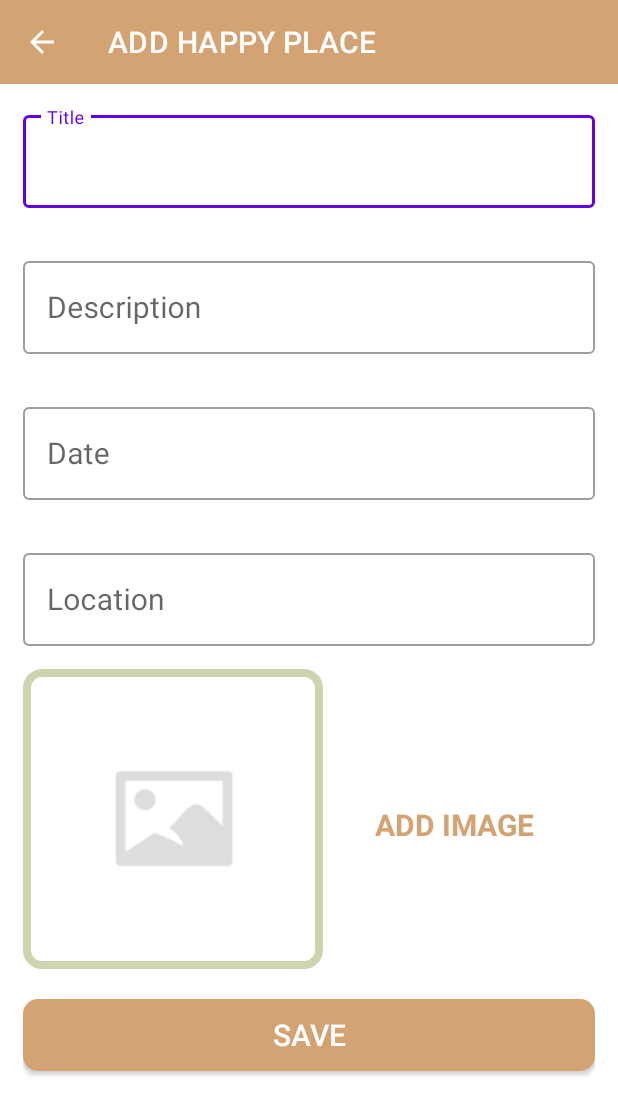
After one commit to kotaiijima/HappyPlaces, an Android app: the AddHappyPlaceActivity screen opened directly, with no data from a screen before it, on a phone screen of 412 x 824 dp. The commit adds this screen. Shown: the top 1115 px of the screen. Run offline under Robolectric (Android 15) with nearby library versions, the phone set to English and light mode, and no system bars.

Commit message:
Add datepicker

```diff
--- /dev/null
+++ b/src/main/java/eu/tutorials/happyplaces/AddHappyPlaceActivity.kt
@@ -0,0 +1,58 @@
+package eu.tutorials.happyplaces
+
+import android.app.DatePickerDialog
+import androidx.appcompat.app.AppCompatActivity
+import android.os.Bundle
+import android.view.View
+import eu.tutorials.happyplaces.databinding.ActivityAddHappyPlaceBinding
+import eu.tutorials.happyplaces.databinding.ActivityMainBinding
+import java.text.SimpleDateFormat
+import java.util.*
+
+class AddHappyPlaceActivity : AppCompatActivity(), View.OnClickListener {
+	private var calendar  = Calendar.getInstance()
+	private  lateinit var dateSetListener : DatePickerDialog.OnDateSetListener
+	private lateinit var binding: ActivityAddHappyPlaceBinding
+
+	override fun onCreate(savedInstanceState: Bundle?) {
+		super.onCreate(savedInstanceState)
+		setContentView(R.layout.activity_add_happy_place)
+
+		binding = ActivityAddHappyPlaceBinding.inflate(layoutInflater)
+		val view = binding.root
+		setContentView(view)
+		setSupportActionBar(binding.toolbarAddPlace)
+//		先に進んだときに戻るボタンを出す
+		supportActionBar?.setDisplayHomeAsUpEnabled(true)
+		binding.toolbarAddPlace.setNavigationOnClickListener{
+			onBackPressed()
+		}
+
+		binding.etDate.setOnClickListener(this)
+		//日付をセットしたらonDateSetListenerが作動
+		dateSetListener = DatePickerDialog.OnDateSetListener { view, year, month, dayOfMonth ->
+			calendar.set(Calendar.YEAR, year)
+			calendar.set(Calendar.MONTH, month)
+			calendar.set(Calendar.DAY_OF_MONTH, dayOfMonth)
+			updateDateInView()
+		}
+	}
+
+	override fun onClick(v: View?) {
+		when(v!!.id){
+			R.id.et_date ->{
+				DatePickerDialog(
+					this@AddHappyPlaceActivity,
+					dateSetListener,
+					calendar.get(Calendar.YEAR),
+					calendar.get(Calendar.MONTH),
+					calendar.get(Calendar.DAY_OF_MONTH)).show()
+			}
+		}
+	}
+
+	private fun updateDateInView(){
+		val sdf = SimpleDateFormat("yyyy/MM/dd", Locale.getDefault())
+		binding.etDate.setText(sdf.format(calendar.time).toString())
+	}
+}
--- a/src/main/java/eu/tutorials/happyplaces/MainActivity.kt
+++ b/src/main/java/eu/tutorials/happyplaces/MainActivity.kt
@@ -1,11 +1,25 @@
 package eu.tutorials.happyplaces
 
+import android.content.Intent
 import androidx.appcompat.app.AppCompatActivity
 import android.os.Bundle
+import eu.tutorials.happyplaces.databinding.ActivityMainBinding
 
 class MainActivity : AppCompatActivity() {
+	private lateinit var binding: ActivityMainBinding
+
 	override fun onCreate(savedInstanceState: Bundle?) {
 		super.onCreate(savedInstanceState)
 		setContentView(R.layout.activity_main)
+
+		binding = ActivityMainBinding.inflate(layoutInflater)
+		val view = binding.root
+		setContentView(view)
+
+		binding.fabAddHappyPlace.setOnClickListener{
+			val intent = Intent(this, AddHappyPlaceActivity::class.java)
+			startActivity(intent)
+		}
 	}
+
 }
--- /dev/null
+++ b/src/main/res/drawable/ic_action_add_24dp.xml
@@ -0,0 +1,6 @@
+<vector android:height="24dp" android:tint="#000000"
+    android:viewportHeight="24" android:viewportWidth="24"
+    android:width="24dp" xmlns:android="http://schemas.android.com/apk/res/android">
+    <path android:fillColor="@android:color/white"
+        android:pathData="M19,13h-6v6h-2v-6H5v-2h6V5h2v6h6v2z"/>
+</vector>
--- /dev/null
+++ b/src/main/res/drawable/shape_button_rounded.xml
@@ -0,0 +1,7 @@
+<?xml version="1.0" encoding="utf-8"?>
+<shape xmlns:android="http://schemas.android.com/apk/res/android"
+	android:shape="rectangle">
+	<solid android:color="@color/brown5"/>
+	<corners android:radius="@dimen/button_radius"/>
+
+</shape>
--- /dev/null
+++ b/src/main/res/drawable/shape_image_view_border.xml
@@ -0,0 +1,9 @@
+<?xml version="1.0" encoding="utf-8"?>
+<shape xmlns:android="http://schemas.android.com/apk/res/android"
+	android:shape="rectangle">
+
+	<stroke android:width="@dimen/image_border_stroke_size"
+		android:color="@color/secondary_text_color"/>
+	<solid android:color="@color/awhite"/>
+	<corners android:radius="@dimen/add_place_image_shape_radius"/>
+</shape>
--- /dev/null
+++ b/src/main/res/layout/activity_add_happy_place.xml
@@ -0,0 +1,174 @@
+<?xml version="1.0" encoding="utf-8"?>
+<androidx.constraintlayout.widget.ConstraintLayout xmlns:android="http://schemas.android.com/apk/res/android"
+	xmlns:app="http://schemas.android.com/apk/res-auto"
+	xmlns:tools="http://schemas.android.com/tools"
+	android:layout_width="match_parent"
+	android:layout_height="match_parent"
+	tools:context=".AddHappyPlaceActivity">
+
+	<androidx.appcompat.widget.Toolbar
+		android:id="@+id/toolbar_add_place"
+		android:background="@color/brown5"
+		android:layout_width="match_parent"
+		android:layout_height="?attr/actionBarSize"
+		android:theme="@style/CustomToolbarStyle"
+		app:layout_constraintEnd_toEndOf="parent"
+		app:layout_constraintStart_toStartOf="parent"
+		app:layout_constraintTop_toTopOf="parent"
+
+		/>
+
+	<ScrollView
+		android:id="@+id/sv_main"
+		android:layout_width="match_parent"
+		android:layout_height="0dp"
+		android:fillViewport="true"
+		app:layout_constraintBottom_toBottomOf="parent"
+		app:layout_constraintEnd_toEndOf="parent"
+		app:layout_constraintEnd_toStartOf="parent"
+		app:layout_constraintTop_toBottomOf="@id/toolbar_add_place">
+
+	<androidx.constraintlayout.widget.ConstraintLayout
+		android:layout_width="match_parent"
+		android:layout_height="wrap_content"
+		android:padding="@dimen/main_content_padding">
+
+		<com.google.android.material.textfield.TextInputLayout
+			android:id="@+id/til_title"
+			style="@style/Widget.MaterialComponents.TextInputLayout.OutlinedBox"
+			android:layout_width="match_parent"
+			android:layout_height="wrap_content"
+			app:layout_constraintEnd_toEndOf="parent"
+			app:layout_constraintStart_toStartOf="parent"
+			app:layout_constraintTop_toTopOf="parent">
+
+			<androidx.appcompat.widget.AppCompatEditText
+				android:id="@+id/et_title"
+				android:layout_width="match_parent"
+				android:layout_height="wrap_content"
+				android:hint="@string/edit_text_hint_title"
+				android:inputType="textCapWords"
+				android:textColor="@color/primary_text_color"
+				android:textColorHint="@color/brown1"
+				android:textSize="@dimen/edit_text_text_size" />
+		</com.google.android.material.textfield.TextInputLayout>
+
+		<com.google.android.material.textfield.TextInputLayout
+			android:id="@+id/til_description"
+			style="@style/Widget.MaterialComponents.TextInputLayout.OutlinedBox"
+			android:layout_width="match_parent"
+			android:layout_height="wrap_content"
+			android:layout_marginTop="@dimen/add_screen_til_marginTop"
+			app:layout_constraintEnd_toEndOf="parent"
+			app:layout_constraintStart_toStartOf="parent"
+			app:layout_constraintTop_toBottomOf="@+id/til_title">
+
+			<androidx.appcompat.widget.AppCompatEditText
+				android:id="@+id/et_description"
+				android:layout_width="match_parent"
+				android:layout_height="wrap_content"
+				android:hint="@string/edit_text_hint_description"
+				android:inputType="textCapSentences"
+				android:textColor="@color/primary_text_color"
+				android:textColorHint="@color/secondary_text_color"
+				android:textSize="@dimen/edit_text_text_size"/>
+		</com.google.android.material.textfield.TextInputLayout>
+
+		<com.google.android.material.textfield.TextInputLayout
+			android:id="@+id/til_date"
+			style="@style/Widget.MaterialComponents.TextInputLayout.OutlinedBox"
+			android:layout_width="match_parent"
+			android:layout_height="wrap_content"
+			android:layout_marginTop="@dimen/add_screen_til_marginTop"
+			app:layout_constraintEnd_toEndOf="parent"
+			app:layout_constraintStart_toStartOf="parent"
+			app:layout_constraintTop_toBottomOf="@+id/til_description">
+
+			<androidx.appcompat.widget.AppCompatEditText
+				android:id="@+id/et_date"
+				android:layout_width="match_parent"
+				android:layout_height="wrap_content"
+				android:hint="@string/edit_text_hint_date"
+				android:inputType="text"
+				android:focusable="false"
+				android:focusableInTouchMode="false"
+				android:textColor="@color/primary_text_color"
+				android:textColorHint="@color/secondary_text_color"
+				android:textSize="@dimen/edit_text_text_size" />
+		</com.google.android.material.textfield.TextInputLayout>
+
+		<com.google.android.material.textfield.TextInputLayout
+			android:id="@+id/til_location"
+			style="@style/Widget.MaterialComponents.TextInputLayout.OutlinedBox"
+			android:layout_width="match_parent"
+			android:layout_height="wrap_content"
+			android:layout_marginTop="@dimen/add_screen_til_marginTop"
+			app:layout_constraintEnd_toEndOf="parent"
+			app:layout_constraintStart_toStartOf="parent"
+			app:layout_constraintTop_toBottomOf="@+id/til_date">
+
+			<androidx.appcompat.widget.AppCompatEditText
+				android:id="@+id/et_location"
+				android:layout_width="match_parent"
+				android:layout_height="wrap_content"
+				android:hint="@string/edit_text_hint_location"
+				android:inputType="text"
+				android:textColor="@color/primary_text_color"
+				android:textColorHint="@color/secondary_text_color"
+				android:textSize="@dimen/edit_text_text_size" />
+		</com.google.android.material.textfield.TextInputLayout>
+
+		<androidx.appcompat.widget.AppCompatImageView
+			android:id="@+id/iv_place_image"
+			android:layout_width="@dimen/add_screen_place_image_size"
+			android:layout_height="@dimen/add_screen_place_image_size"
+			android:layout_marginTop="@dimen/add_screen_place_image_marginTop"
+			android:background="@drawable/add_screen_image_placeholder"
+			android:scaleType="centerCrop"
+			android:src="@drawable/shape_image_view_border"
+			app:layout_constraintEnd_toEndOf="parent"
+			app:layout_constraintHorizontal_bias="0.0"
+			app:layout_constraintStart_toStartOf="parent"
+			app:layout_constraintTop_toBottomOf="@+id/til_location" />
+
+		<TextView
+			android:id="@+id/tv_add_image"
+			android:layout_width="wrap_content"
+			android:layout_height="wrap_content"
+			android:layout_marginTop="@dimen/add_screen_text_add_image_marginTop"
+			android:background="?attr/selectableItemBackground"
+			android:gravity="center"
+			android:padding="@dimen/add_screen_text_add_image_padding"
+			android:text="@string/text_add_image"
+			android:textColor="@color/brown5"
+			android:textSize="@dimen/add_screen_text_add_image_textSize"
+			android:textStyle="bold"
+			app:layout_constraintBottom_toTopOf="@+id/btn_save"
+			app:layout_constraintEnd_toEndOf="parent"
+			app:layout_constraintHorizontal_bias="0.45"
+			app:layout_constraintStart_toEndOf="@+id/iv_place_image"
+			app:layout_constraintTop_toBottomOf="@+id/til_location"
+			app:layout_constraintVertical_bias="0.45" />
+
+		<androidx.appcompat.widget.AppCompatButton
+			android:id="@+id/btn_save"
+			android:layout_width="match_parent"
+			android:layout_height="wrap_content"
+			android:layout_gravity="center"
+			android:layout_marginTop="@dimen/add_screen_btn_save_marginTop"
+			android:background="@drawable/shape_button_rounded"
+			android:gravity="center"
+			android:paddingTop="@dimen/add_screen_btn_save_paddingTopBottom"
+			android:paddingBottom="@dimen/add_screen_btn_save_paddingTopBottom"
+			android:text="@string/btn_text_save"
+			android:textColor="@color/white"
+			android:textSize="@dimen/btn_text_size"
+			app:layout_constraintEnd_toEndOf="parent"
+			app:layout_constraintStart_toStartOf="parent"
+			app:layout_constraintTop_toBottomOf="@+id/iv_place_image"/>
+
+	</androidx.constraintlayout.widget.ConstraintLayout>
+
+	</ScrollView>
+
+</androidx.constraintlayout.widget.ConstraintLayout>
--- a/src/main/res/layout/activity_main.xml
+++ b/src/main/res/layout/activity_main.xml
@@ -1,18 +1,17 @@
 <?xml version="1.0" encoding="utf-8"?>
-<androidx.constraintlayout.widget.ConstraintLayout xmlns:android="http://schemas.android.com/apk/res/android"
+<FrameLayout xmlns:android="http://schemas.android.com/apk/res/android"
 	xmlns:app="http://schemas.android.com/apk/res-auto"
 	xmlns:tools="http://schemas.android.com/tools"
 	android:layout_width="match_parent"
 	android:layout_height="match_parent"
 	tools:context=".MainActivity">
 
-	<TextView
+	<com.google.android.material.floatingactionbutton.FloatingActionButton
+		android:id="@+id/fabAddHappyPlace"
 		android:layout_width="wrap_content"
 		android:layout_height="wrap_content"
-		android:text="Hello World!"
-		app:layout_constraintBottom_toBottomOf="parent"
-		app:layout_constraintEnd_toEndOf="parent"
-		app:layout_constraintStart_toStartOf="parent"
-		app:layout_constraintTop_toTopOf="parent" />
-
-</androidx.constraintlayout.widget.ConstraintLayout>
+		android:layout_gravity="bottom|end"
+		android:layout_margin="@dimen/fab_margin"
+		app:srcCompat="@drawable/ic_action_add_24dp"
+		/>
+</FrameLayout>
--- a/src/main/res/values/colors.xml
+++ b/src/main/res/values/colors.xml
@@ -6,5 +6,14 @@
 	<color name="teal_200">#FF03DAC5</color>
 	<color name="teal_700">#FF018786</color>
 	<color name="black">#FF000000</color>
-	<color name="white">#FFFFFFFF</color>
+	<color name="white">#FFFFFF</color>
+	<color name="awhite">#00ffffff</color>
+	<color name="brown1">#ccd5ae</color>
+	<color name="brown2">#e9edc9</color>
+	<color name="brown3">#fefae0</color>
+	<color name="brown4">#faedcd</color>
+	<color name="brown5">#d4a373</color>
+	<color name="primary_text_color">#f4a261</color>
+	<color name="secondary_text_color">#ccd5ae</color>
+
 </resources>
--- /dev/null
+++ b/src/main/res/values/dimens.xml
@@ -0,0 +1,19 @@
+<?xml version="1.0" encoding="utf-8"?>
+<resources>
+	<dimen name="fab_margin">16dp</dimen>
+	<dimen name="button_radius">10dp</dimen>
+	<dimen name="main_content_padding">15dp</dimen>
+	<dimen name="edit_text_text_size">20sp</dimen>
+	<dimen name="add_screen_til_marginTop">30dp</dimen>
+	<dimen name="add_screen_place_image_size">200dp</dimen>
+	<dimen name="add_screen_place_image_marginTop">15dp</dimen>
+	<dimen name="add_screen_place_image_padding">40dp</dimen>
+	<dimen name="add_screen_text_add_image_marginTop">20dp</dimen>
+	<dimen name="add_screen_text_add_image_padding">10dp</dimen>
+	<dimen name="image_border_stroke_size">5dp</dimen>
+	<dimen name="add_place_image_shape_radius">10dp</dimen>
+	<dimen name="add_screen_btn_save_marginTop">20dp</dimen>
+	<dimen name="add_screen_btn_save_paddingTopBottom">10dp</dimen>
+	<dimen name="add_screen_text_add_image_textSize">20sp</dimen>
+	<dimen name="btn_text_size">20sp</dimen>
+</resources>
--- a/src/main/res/values/strings.xml
+++ b/src/main/res/values/strings.xml
@@ -1,3 +1,9 @@
 <resources>
 	<string name="app_name">Happy Places</string>
+	<string name="edit_text_hint_description">Description</string>
+	<string name="edit_text_hint_title">Title</string>
+	<string name="edit_text_hint_date">Date</string>
+	<string name="edit_text_hint_location">Location</string>
+	<string name="text_add_image">ADD IMAGE</string>
+	<string name="btn_text_save">SAVE</string>
 </resources>
--- /dev/null
+++ b/src/main/res/values/style.xml
@@ -0,0 +1,10 @@
+<resources>
+	<style name="CustomNoActionBarTheme" parent="@style/Theme.MaterialComponents.Light.NoActionBar">
+		<item name="android:statusBarColor">@color/brown1</item>
+	</style>
+	<style name="CustomToolbarStyle">
+		<item name="android:textColorPrimary">#FFFFFF</item>
+		<item name="android:colorControlNormal">#FFFFFF</item>
+	</style>
+
+</resources>
```
Also changed, not shown: build.gradle (+10 -0 lines), src/main/AndroidManifest.xml (+7 -0 lines), src/main/res/drawable/add_screen_image_placeholder.png (added).
